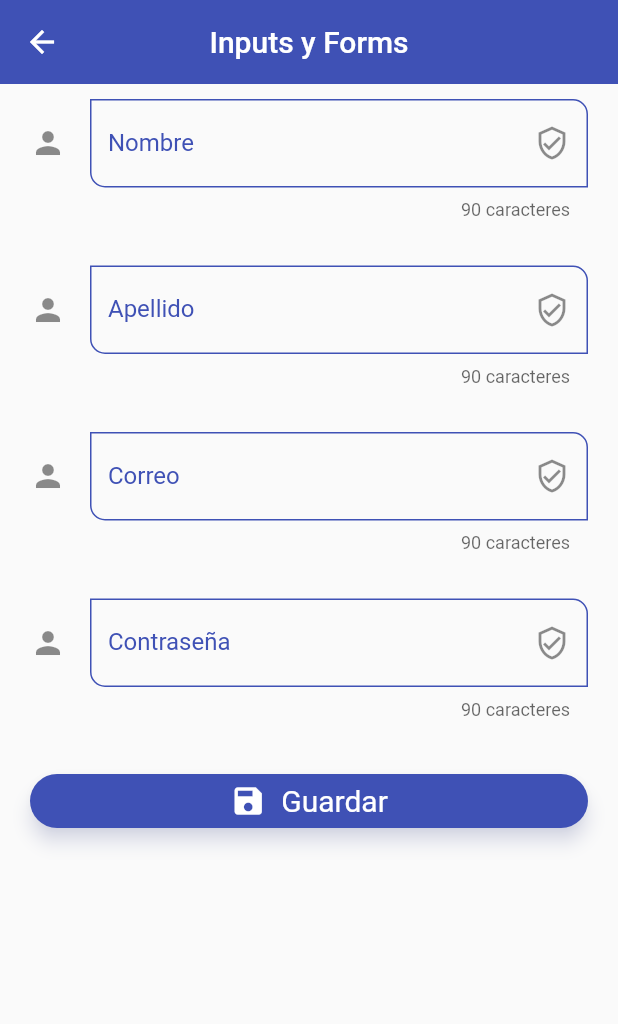
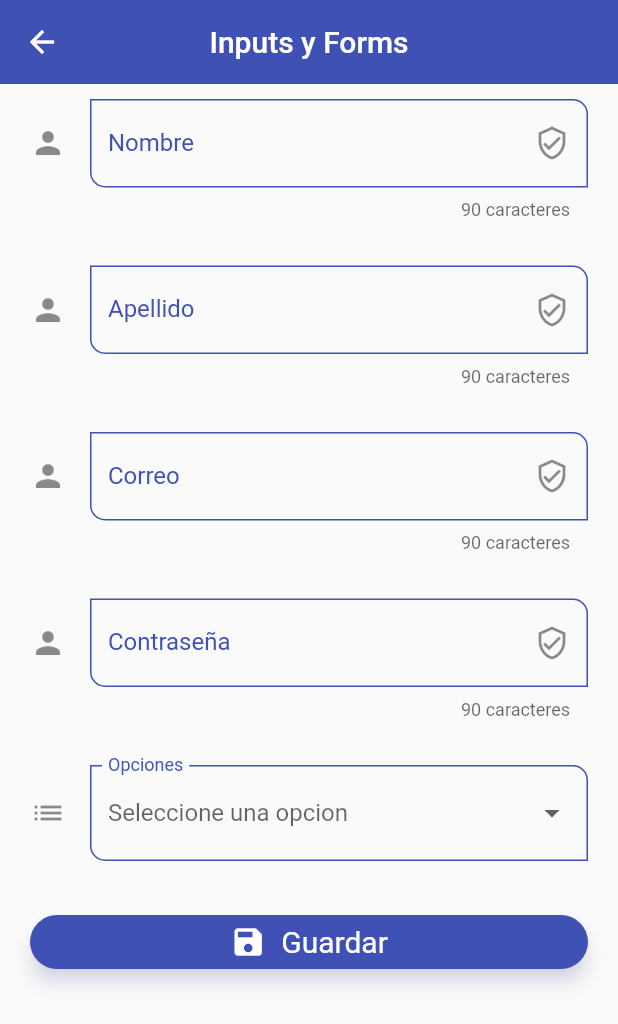
Before and after one commit to YaelGF/FlutterComponents, a Flutter app: the InputsScreen screen opened by its route, on a phone screen of 412 x 824 dp. Shown: the top 1024 px of the screen. Run offline on Flutter 3.47's test engine with Material 2 defaults, Android fonts, the phone set to English and light mode, and no system bars.

Commit message:
Dropdown

```diff
--- a/lib/screens/inputs_screen.dart
+++ b/lib/screens/inputs_screen.dart
@@ -9,11 +9,12 @@ class InputsScreen extends StatelessWidget {
 
     final GlobalKey<FormState> formKey = GlobalKey<FormState>();
 
-    final Map<String, dynamic> formData = {
-      'nombre':     'Yael',
-      'apellido':   'Yael',
-      'correo':     'Yael',
+    final Map<String, String> formData = {
+      'first_name': 'Yael',
+      'last_name':  'Yael',
+      'email':      'Yael',
       'password':   'Yael',
+      'role':       'Yael',
     };
 
     return Scaffold(
@@ -25,22 +26,46 @@ class InputsScreen extends StatelessWidget {
             key: formKey,
             child: Column(
               children:  [
-                const CustomIputField( labelText: "Nombre", hintText: "Nombre del usuario", icon: Icons.person, suffixIcon: Icons.verified_user_outlined),
+                CustomIputField( labelText: "Nombre", hintText: "Nombre del usuario", icon: Icons.person, suffixIcon: Icons.verified_user_outlined, formProperty: 'first_name', formData: formData),
                 const SizedBox(height: 30),
-                const CustomIputField( labelText: "Apellido", hintText: "Apellido del usuario", icon: Icons.person, suffixIcon: Icons.verified_user_outlined),
+                CustomIputField( labelText: "Apellido", hintText: "Apellido del usuario", icon: Icons.person, suffixIcon: Icons.verified_user_outlined, formProperty: 'last_name', formData: formData),
                 const SizedBox(height: 30),
-                const CustomIputField( labelText: "Correo", hintText: "Correo del usuario", icon: Icons.person, suffixIcon: Icons.verified_user_outlined, keyboardType: TextInputType.emailAddress),
+                CustomIputField( labelText: "Correo", hintText: "Correo del usuario", icon: Icons.person, suffixIcon: Icons.verified_user_outlined, keyboardType: TextInputType.emailAddress, formProperty: 'email', formData: formData),
                 const SizedBox(height: 30),
-                const CustomIputField( labelText: "Contraseña", hintText: "Correo del usuario", icon: Icons.person, suffixIcon: Icons.verified_user_outlined, obscureText: true,),
+                CustomIputField( labelText: "Contraseña", hintText: "Correo del usuario", icon: Icons.person, suffixIcon: Icons.verified_user_outlined, obscureText: true, formProperty: 'password', formData: formData),
                 const SizedBox(height: 30),
+
+                DropdownButtonFormField(
+                  decoration: InputDecoration(
+                    border: OutlineInputBorder(
+                      borderRadius: BorderRadius.circular(10)
+                    ),
+                    labelText: "Opciones",
+                    hintText: "Seleccione una opcion",
+                    icon: Icon(Icons.list)
+                  ),
+                  items: const[
+                    DropdownMenuItem(value: "Admin", child: Text("Administrador")),
+                    DropdownMenuItem(value: "User", child: Text("Usuario")),
+                    DropdownMenuItem(value: "Superuser", child: Text("Super usuario")),
+                    DropdownMenuItem(value: "Developer", child: Text("Desarrollador")),
+                  ],
+                  onChanged:
+                    (value) {
+                      formData['role'] = value.toString();
+                    }
+                ),
+
+                const SizedBox(height: 30),
+
                 ElevatedButton(onPressed: (){
                   if (!formKey.currentState!.validate()){
-
-                    FocusScope.of(context).requestFocus( FocusNode() );
-
                     print("Formulario invalido");
                     return;
                   }
+
+                  formKey.currentState!.save();
+
                   print(formData);
                 },
                   child: SizedBox(
--- a/lib/widgets/custom_input_field.dart
+++ b/lib/widgets/custom_input_field.dart
@@ -10,6 +10,10 @@ class CustomIputField extends StatelessWidget {
   final IconData? suffixIcon;
   final bool obscureText;
 
+  final String formProperty;
+  final Map<String, String> formData;
+
+
   const CustomIputField({
     Key? key,
     this.hintText,
@@ -19,6 +23,8 @@ class CustomIputField extends StatelessWidget {
     this.suffixIcon,
     this.keyboardType,
     this.obscureText = false,
+    required this.formProperty,
+    required this.formData
   }) : super(key: key);
 
   @override
@@ -29,9 +35,7 @@ class CustomIputField extends StatelessWidget {
       textCapitalization: TextCapitalization.words,
       keyboardType: keyboardType,
       obscureText: obscureText,
-      onChanged: (value) {
-        print(value);
-      },
+      onChanged: (value) => formData[formProperty] = value,
       validator:(value) {
         if ( value == null) return 'El campo es obligatorio';
         return value.length < 3 ? 'El campo debe tener al menos 3 caracteres' : null;
```
